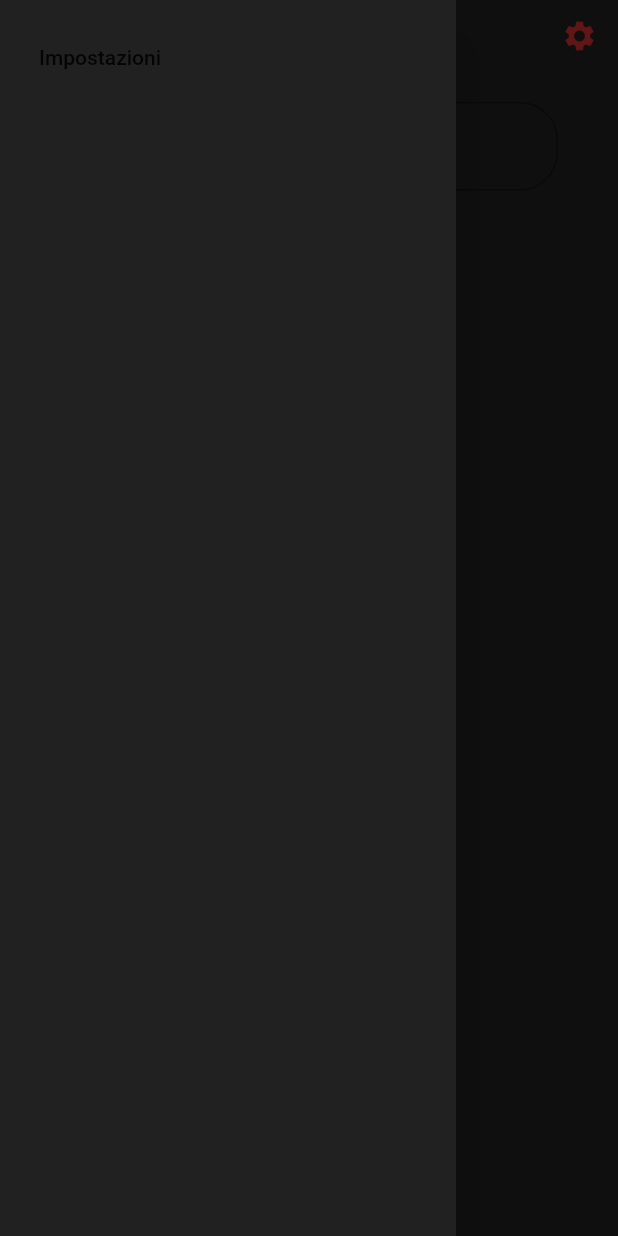
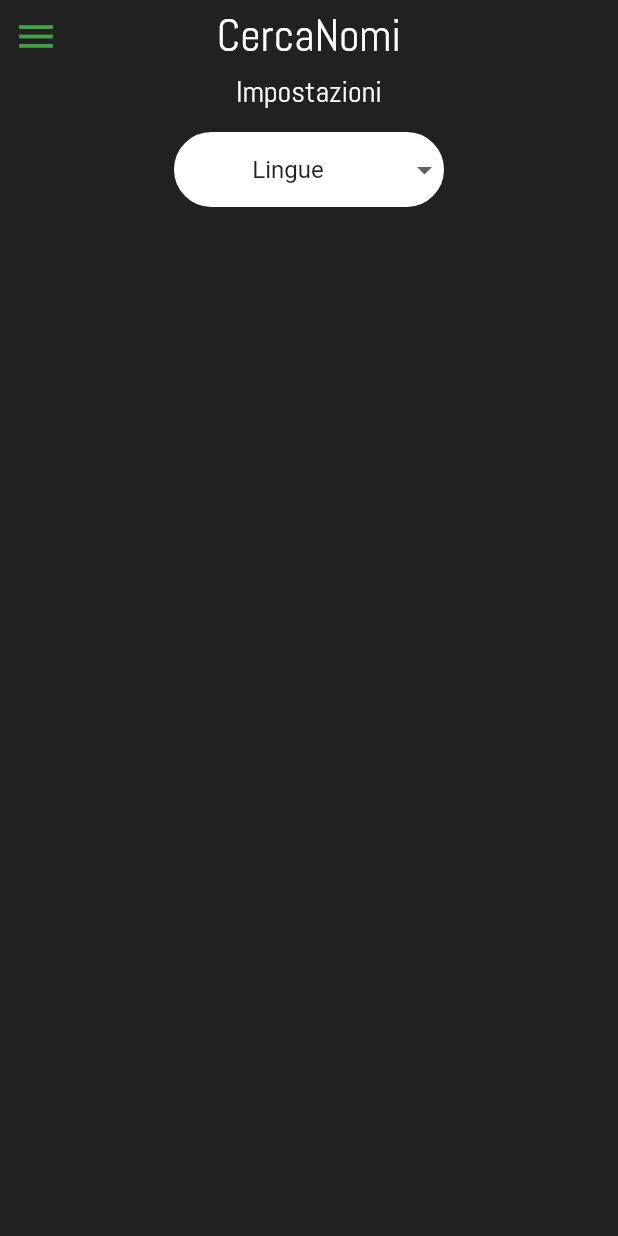
Before and after one commit to SymonRod/Baby_Names, a Flutter app: the screen it shows after launch, after a tap on the "menu" icon, after a tap on "Impostazioni", on a phone screen of 412 x 824 dp. Run offline on Flutter 3.47's test engine with Material 2 defaults, Android fonts, the phone set to English and light mode, and no system bars; Roboto replaces fonts that are missing (Montserrat).

```diff
--- a/lib/cercanomi/cercanomi.dart
+++ b/lib/cercanomi/cercanomi.dart
@@ -1,12 +1,21 @@
 import 'dart:convert';
+import 'package:cercanomi/models/Nomi.dart';
 import 'package:flutter/material.dart';
 import 'package:cercanomi/models/Nome.dart';
 
 import 'httpclient.dart' as httpclient;
 
 
-Future<List<Nome>> fetchNomi(String nome) async {
-    String url = 'https://rodopo.000webhostapp.com/api/nomi.php?nome=$nome&lingua=IT,&type=json';
+Future<List<Nome>> fetchNomi(String nome,List<Lingua> lingue) async {
+    String lingueUrl ='';
+    lingue.forEach((lingua) {
+        if(lingua.isOn) {
+          lingueUrl+=lingua.toString()+',';
+        }
+      }
+    );
+
+    String url = 'https://rodopo.000webhostapp.com/api/nomi.php?nome=$nome&lingua=$lingueUrl,&type=json';
 
     var data = await httpclient.fetchResource(
       url: url,
@@ -19,12 +28,11 @@ Future<List<Nome>> fetchNomi(String nome) async {
   }
 
 
-Future<List<dynamic>> carteNomi(String nome) async {
+Future<List<dynamic>> carteNomi(String nome,List<Lingua> lingue) async {
   List nomi=List();
   if(nome != '')  {
 
-
-    var listaNomi = await fetchNomi(nome);
+    var listaNomi = await fetchNomi(nome,lingue);
 
     for(int i=0;i<listaNomi.length;i++) {
       nomi.add(
--- a/lib/home/GradientAppBar.dart
+++ b/lib/home/GradientAppBar.dart
@@ -50,15 +50,7 @@ class GradientAppBar extends StatelessWidget {
                 flex: 1,
                 child: Container(
                   //color: Colors.red,
-                  child: IconButton(
-                    icon: Icon(Icons.settings),
-                    color: Colors.red[700],
-                    onPressed: () {
-                      print(
-                        'TODO'
-                      );
-                    },
-                  ),
+
                 ),
               )
             ],
--- a/lib/home/HomePage.dart
+++ b/lib/home/HomePage.dart
@@ -5,6 +5,9 @@ import 'package:cercanomi/home/HomePageBody.dart';
 import 'package:cercanomi/home/SideNavBar.dart';
 
 class HomePage extends StatelessWidget {
+  final Widget body;
+
+  HomePage({this.body});
 
   @override
   Widget build(BuildContext context) {
@@ -22,7 +25,7 @@ class HomePage extends StatelessWidget {
             GradientAppBar(
               title: 'CercaNomi',
             ),
-            HomePageBody(),
+            this.body,
           ],
         )
       )
--- a/lib/home/SideNavBar.dart
+++ b/lib/home/SideNavBar.dart
@@ -9,16 +9,35 @@ class SideNavBar extends StatelessWidget  {
       child: Container(
         color: Colors.grey[900],
         child: ListView(
-          padding: EdgeInsets.all(10),
           //Oggetti nel Drawer
           children: <Widget>[
+            DrawerHeader(
+              child: Text('Drawer Header'),
+            ),
             ListTile(
-              title: Text('Impostazioni'),
-
+              title: Text(
+                'Home',
+                style: TextStyle(
+                  color: Colors.white,
+                  fontFamily: 'Montserrat',
+                ),
+              ),
               onTap: () {
-
+                Navigator.pushNamed(context, '/home');
               },
+            ),
+            ListTile(
+              title: Text(
+                'Impostazioni',
+                style: TextStyle(
+                  color: Colors.white,
+                  fontFamily: 'Montserrat',
+                ),
               ),
+              onTap: () {
+                Navigator.pushNamed(context, '/home/setting');
+              },
+            ),
           ],
         ),
       )
--- a/lib/main.dart
+++ b/lib/main.dart
@@ -1,4 +1,6 @@
+import 'package:cercanomi/home/HomePageBody.dart';
 import 'package:cercanomi/models/Nomi.dart';
+import 'package:cercanomi/setting/setting.dart';
 import 'package:flutter/material.dart';
 import 'package:cercanomi/home/HomePage.dart';
 import 'package:provider/provider.dart';
@@ -14,8 +16,16 @@ void main(List<String> args) {
       child: new MaterialApp(
         debugShowCheckedModeBanner: false,
         title: "Cerca Nomi",
-        home: HomePage(),
         color: Colors.black,
+        initialRoute: '/home',
+        routes: {
+          '/home':(context) => HomePage(
+            body: HomePageBody()
+          ),
+          '/home/setting': (contex) => HomePage(
+            body: Setting(),
+          ),
+        },
       ),
     )
   );
--- a/lib/models/Nomi.dart
+++ b/lib/models/Nomi.dart
@@ -1,22 +1,73 @@
 import 'dart:collection';
 
 import 'package:flutter/material.dart';
+import 'package:provider/provider.dart';
 import '../cercanomi/cercanomi.dart';
 import 'Nome.dart';
+
+class Lingua  {
+  String name;
+  String value;
+  bool isOn;
+  Lingua({this.name, this.value, this.isOn = false});
+
+  @override
+  String toString() {
+    return this.value;
+  }
+
+}
 
 class Nomi extends ChangeNotifier {
   final List<Nome> _nomi = [];
   final List<Container> _nomiContainer = [];
   bool _prima = true;
+  final List<Lingua> _lingue = [
+    Lingua(
+      name: 'Italiano',
+      value: 'IT',
+      isOn: true,
+    ),
+    Lingua(
+      name: 'Inglese',
+      value: 'EN',
+    )
+  ];
 
   UnmodifiableListView<Nome> get nomi => UnmodifiableListView(_nomi);
   get carte => _nomiContainer;
   get lenght => _nomi.length;
   get prima => _prima;
 
+  void aggiornaLingua(String value, bool isOn)  {
+    _lingue.forEach((Lingua lingua) {
+        if(value == lingua.value) {
+          lingua.isOn = isOn;
+        }
+        print(
+        ('Lingua:'+lingua.name+' \n')+
+        ('isOn:'+lingua.isOn.toString()+' \n')
+        );
+      }
+    );
+
+    notifyListeners();
+  }
+
+  bool getLinguaFromValue(String value) {
+    bool returnValue = false;
+    _lingue.forEach( (Lingua lingua) {
+        if(lingua.value == value) {
+          returnValue = lingua.isOn;
+        }
+      }
+    );
+    return returnValue;
+  }
+
   void aggiornaNomi(String nome)  async {
     if(nome != '')  {
-      var tempNomi = await fetchNomi(nome);
+      var tempNomi = await fetchNomi(nome,_lingue);
 
       _nomi.clear();
 
--- /dev/null
+++ b/lib/setting/setting.dart
@@ -0,0 +1,94 @@
+import 'package:cercanomi/models/Nomi.dart';
+import 'package:flutter/material.dart';
+import 'package:provider/provider.dart';
+
+class Setting extends StatelessWidget{
+  @override
+  Widget build(BuildContext context) {
+    return Expanded(
+      child:  Column(
+        children: <Widget>[
+          Container(
+            alignment: Alignment.topCenter,
+            child: Text(
+              'Impostazioni',
+              textAlign: TextAlign.left,
+              style: TextStyle(
+                fontFamily: 'Abel',
+                fontSize: 20,
+                color: Colors.white,
+              ),
+            ),
+          ),
+
+          Expanded(
+            child: Container(
+              margin: EdgeInsets.symmetric(
+                horizontal: 10,
+                vertical: 15,
+              ),
+              alignment: Alignment.topCenter,
+              child: Column(
+                children: <Widget>[
+                  // Text(
+                  //   'Lingue incluse nella ricerca:',
+                  //   style: TextStyle(
+                  //     color: Colors.white,
+                  //     fontFamily: 'Montserrat'
+                  //   ),
+                  // ),
+
+                  Container(
+                    width: 180,
+                    decoration: BoxDecoration(
+                      color: Colors.white,
+                      borderRadius: new BorderRadius.circular(25),
+                      border: Border.all(color: Colors.white),
+                    ),
+                    child: DropdownButtonHideUnderline(
+                      child: DropdownButton(
+                        selectedItemBuilder: (BuildContext context) {
+                          return <Widget> [Container(width:150,alignment: Alignment.center,child:Text('Lingue',textAlign: TextAlign.center,))];
+                        },
+                        onChanged: (temp) {
+                        },
+                        items: [
+                          DropdownMenuItem(
+                            child: Consumer<Nomi>(
+                              builder: (context, nomi, child) =>
+                                Container(
+                                  child: CheckboxListTile(
+                                    title: Text('Italiano'),
+                                    value: nomi.getLinguaFromValue('IT'),
+                                    onChanged: (bool isOn) {
+                                      Provider.of<Nomi>(context).aggiornaLingua('IT', isOn);
+                                    },
+                                  ),
+                                ),
+                            ),
+                          ),
+                          DropdownMenuItem(
+                            child: Consumer<Nomi>(
+                              builder: (context, nomi, child) =>
+                                CheckboxListTile(
+                                  title: Text('Inglese'),
+                                  value: nomi.getLinguaFromValue('EN'),
+                                  onChanged: (bool isOn) {
+                                    Provider.of<Nomi>(context).aggiornaLingua('EN', isOn);
+                                  },
+                              ),
+                            ),
+                          ),
+                        ]
+                      ),
+                    ),
+                  ),
+                ],
+              ),
+            ),
+          )
+        ],
+      ),
+    );
+  }
+}
```
